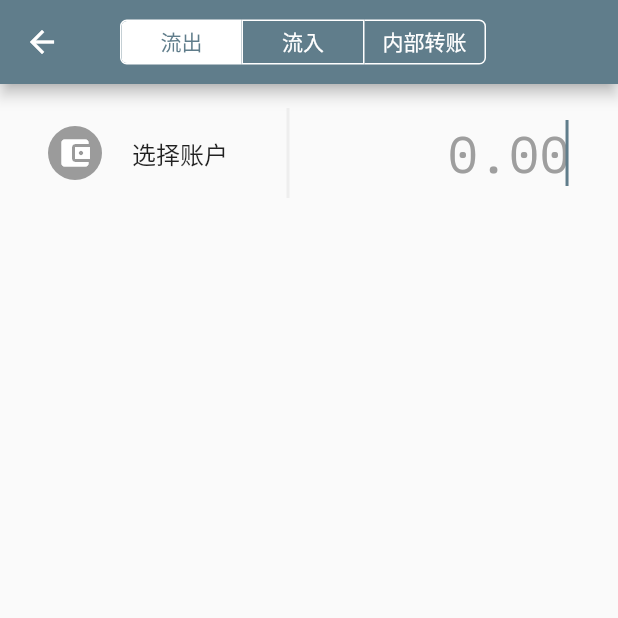
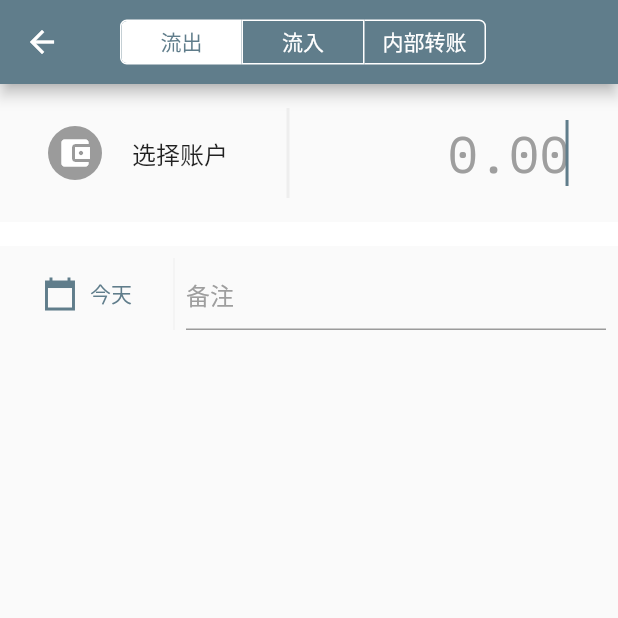
Before and after one commit to handnotes/handnote, a Flutter app: the WalletBillEditScreen screen opened directly, on a phone screen of 412 x 824 dp, the top half of it. Run offline on Flutter 3.47's test engine with Material 2 defaults, Android fonts, the phone set to English and light mode, and no system bars; our stand-ins replace flutter_font_icons, flutter_hooks, flutter_svg, hooks_riverpod, nanoid, sqflite; missing offline and left inert: flutter_iconpicker, test; accounts and stored records are empty.

Commit message:
feat: implement date pick and description edit in bill page
Took 41 minutes

Took 6 minutes


Took 2 minutes

```diff
--- a/lib/wallet/screen/bill/wallet_bill_edit_screen.dart
+++ b/lib/wallet/screen/bill/wallet_bill_edit_screen.dart
@@ -13,10 +13,22 @@ class WalletBillEditScreen extends HookConsumerWidget {
 
   @override
   Widget build(BuildContext context, ref) {
+    final theme = Theme.of(context);
     final walletAssets = ref.watch(walletAssetProvider);
+
     final billType = useState(WalletBillType.outcome);
     final asset = useState<WalletAsset?>(null);
     final amount = useState(0.0);
+    final time = useState<DateTime>(DateTime.now());
+    final description = useState<String?>(null);
+
+    final today = DateTime.now();
+    final timeDiff = today.difference(time.value);
+    final String timeLabel = timeDiff.inDays == 0
+        ? '今天'
+        : timeDiff.inDays > 365
+            ? '${time.value.year}年${time.value.month}月${time.value.day}日'
+            : '${time.value.month}月${time.value.day}日';
 
     return PageContainer(
       child: Scaffold(
@@ -30,8 +42,7 @@ class WalletBillEditScreen extends HookConsumerWidget {
             onSelected: (index) => billType.value = WalletBillType.values[index],
           ),
         ),
-        body: Column(
-          children: [
+        body: Column(children: [
           WalletBillEditAmount(
             billType: billType.value,
             asset: asset.value,
@@ -40,8 +51,44 @@ class WalletBillEditScreen extends HookConsumerWidget {
             amount: amount.value,
             onAmountChanged: (newValue) => amount.value = newValue,
           ),
+          Container(height: 16, color: theme.backgroundColor),
+          Padding(
+            padding: const EdgeInsets.all(8.0),
+            child: IntrinsicHeight(
+              child: Row(
+                crossAxisAlignment: CrossAxisAlignment.stretch,
+                children: [
+                  ConstrainedBox(
+                    constraints: const BoxConstraints(minWidth: 100, maxHeight: double.infinity),
+                    child: TextButton.icon(
+                      icon: const Icon(Icons.calendar_today_sharp),
+                      label: Text(timeLabel),
+                      onPressed: () async {
+                        time.value = await showDatePicker(
+                              context: context,
+                              initialDate: DateTime.now(),
+                              firstDate: DateTime(2000),
+                              lastDate: today,
+                            ) ??
+                            DateTime.now();
+                      },
+                    ),
+                  ),
+                  const VerticalDivider(),
+                  Expanded(
+                    child: TextFormField(
+                      decoration: const InputDecoration(
+                        hintText: '备注',
+                      ),
+                      initialValue: description.value,
+                      onChanged: (newValue) => description.value = newValue,
+                    ),
+                  ),
                 ],
               ),
+            ),
+          ),
+        ]),
       ),
     );
   }
```
Lines whose indentation alone changed are shown as unchanged.
